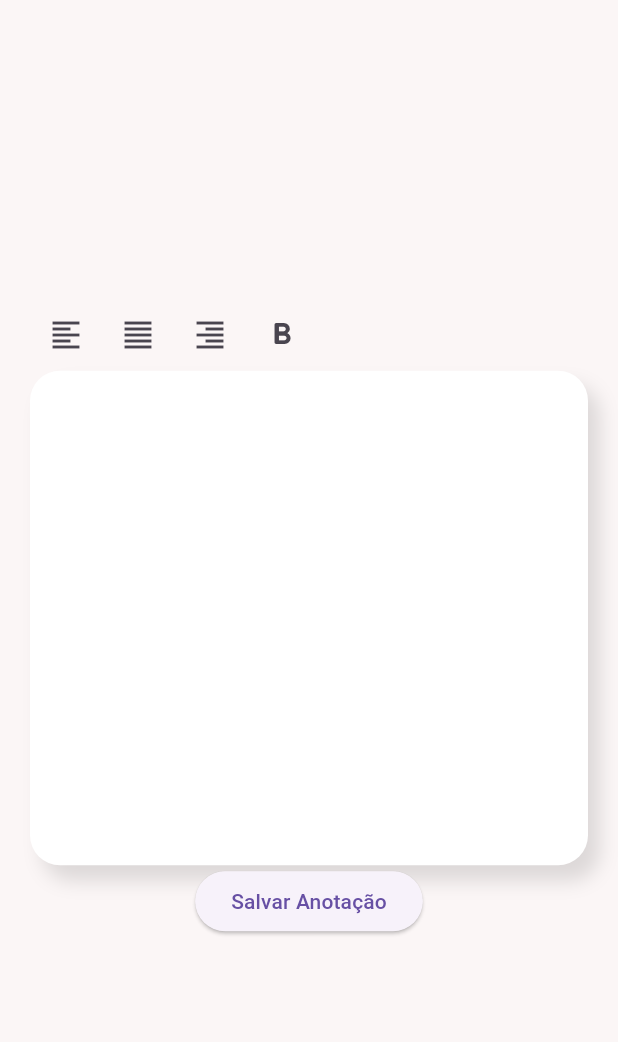
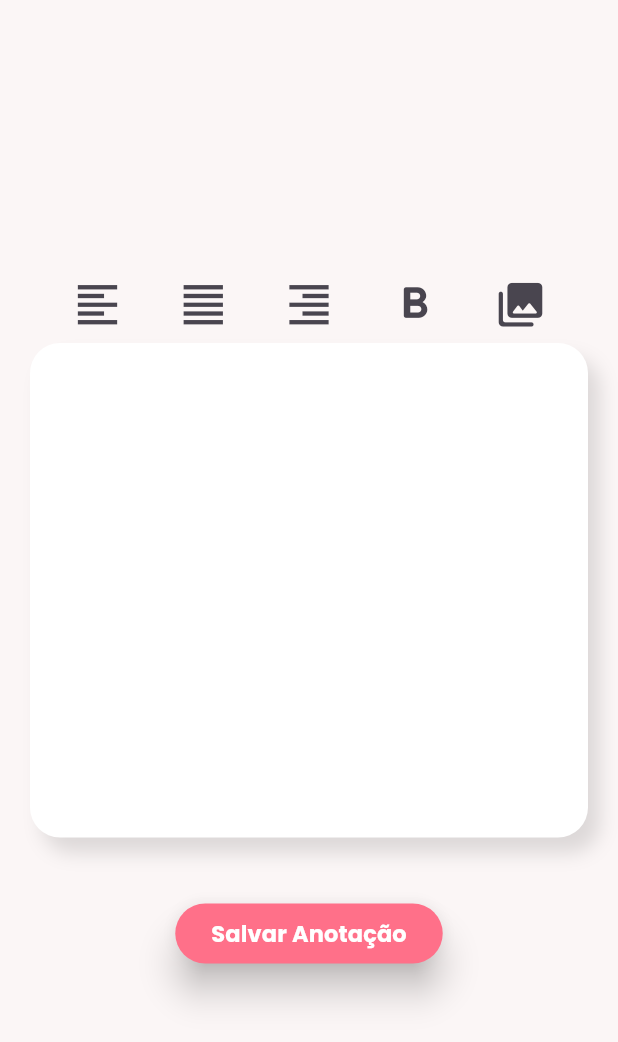
Before and after one commit to devv-thiago/diario, a Flutter app: the screen it shows after launch, after a tap on "Clique aqui para adicionar uma anotação", on a phone screen of 412 x 824 dp. Shown: the top 1042 px of the screen. Run offline on Flutter 3.47's test engine with Material 3 defaults, Android fonts, the phone set to English and light mode, and no system bars; our stand-ins replace google_fonts, sqflite, table_calendar; accounts and stored records are empty.

Commit message:
ajustando styles pagina de registro de anotações

```diff
--- a/lib/database/database_helper.dart
+++ b/lib/database/database_helper.dart
@@ -4,7 +4,7 @@ import 'package:path/path.dart';
 import 'package:sqflite/sqflite.dart';
 
 class DatabaseHelper {
-  static late final DatabaseHelper _instance = DatabaseHelper._internal();
+  static final DatabaseHelper _instance = DatabaseHelper._internal();
 
   late Database database;
 
--- a/lib/screens/registro_anotacao_page.dart
+++ b/lib/screens/registro_anotacao_page.dart
@@ -1,4 +1,5 @@
 import 'package:flutter/material.dart';
+import 'package:google_fonts/google_fonts.dart';
 import 'package:provider/provider.dart';
 import 'package:diario/controller/anotacao_controller.dart';
 import 'package:diario/model/anotacao_model.dart';
@@ -38,6 +39,7 @@ class _RegistroAnotacaoPageState extends State<RegistroAnotacaoPage> {
           mainAxisAlignment: MainAxisAlignment.center,
           children: [
             Row(
+              mainAxisAlignment: MainAxisAlignment.spaceEvenly,
               children: [
                 IconButton(
                   onPressed: () {
@@ -45,7 +47,10 @@ class _RegistroAnotacaoPageState extends State<RegistroAnotacaoPage> {
                       _selectedAlign = TextAlign.left;
                     });
                   },
-                  icon: const Icon(Icons.format_align_left),
+                  icon: const Icon(
+                    Icons.format_align_left,
+                    size: 35,
+                  ),
                 ),
                 IconButton(
                   onPressed: () {
@@ -53,7 +58,10 @@ class _RegistroAnotacaoPageState extends State<RegistroAnotacaoPage> {
                       _selectedAlign = TextAlign.center;
                     });
                   },
-                  icon: const Icon(Icons.format_align_justify),
+                  icon: const Icon(
+                    Icons.format_align_justify,
+                    size: 35,
+                  ),
                 ),
                 IconButton(
                   onPressed: () {
@@ -61,7 +69,10 @@ class _RegistroAnotacaoPageState extends State<RegistroAnotacaoPage> {
                       _selectedAlign = TextAlign.right;
                     });
                   },
-                  icon: const Icon(Icons.format_align_right),
+                  icon: const Icon(
+                    Icons.format_align_right,
+                    size: 35,
+                  ),
                 ),
                 IconButton(
                   onPressed: () {
@@ -69,7 +80,21 @@ class _RegistroAnotacaoPageState extends State<RegistroAnotacaoPage> {
                       _isBold = !_isBold;
                     });
                   },
-                  icon: const Icon(Icons.format_bold_rounded),
+                  icon: const Icon(
+                    Icons.format_bold_rounded,
+                    size: 35,
+                  ),
+                ),
+                IconButton(
+                  onPressed: () {
+                    setState(() {
+                      _isBold = !_isBold;
+                    });
+                  },
+                  icon: const Icon(
+                    Icons.photo_library_rounded,
+                    size: 35,
+                  ),
                 ),
               ],
             ),
@@ -109,9 +134,24 @@ class _RegistroAnotacaoPageState extends State<RegistroAnotacaoPage> {
                 ),
               ),
             ),
+            const SizedBox(
+              height: 40,
+            ),
             ElevatedButton(
+              style: ButtonStyle(
+                backgroundColor: WidgetStateProperty.all(
+                    const Color.fromRGBO(255, 112, 137, 1)),
+                elevation: WidgetStateProperty.all(10),
+              ),
               onPressed: () => _salvarAnotacao(anotacaoController),
-              child: const Text('Salvar Anotação'),
+              child: Text(
+                'Salvar Anotação',
+                style: GoogleFonts.poppins(
+                  fontSize: 15,
+                  fontWeight: FontWeight.bold,
+                  color: Colors.white,
+                ),
+              ),
             ),
           ],
         ),
```
